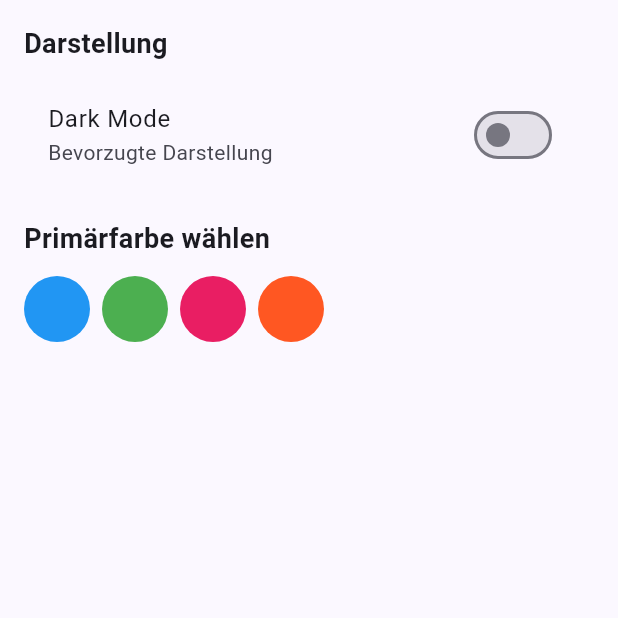
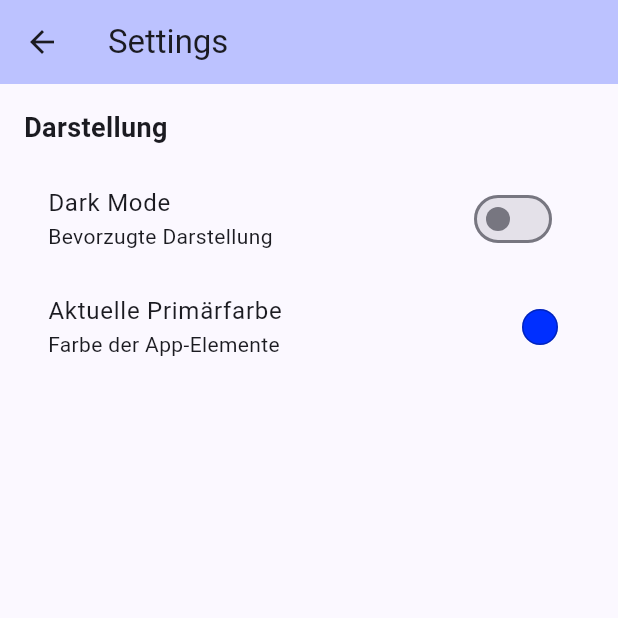
Before and after one commit to KaTo3107/green_pill, a Flutter app: the SettingsPage screen opened directly, on a phone screen of 412 x 824 dp, the top half of it. Run offline on Flutter 3.47's test engine with Material 3 defaults, Android fonts, the light colour scheme and no system bars; our stand-ins replace flutter_colorpicker, shared_preferences; accounts and stored records are empty; network calls fail.

Commit message:
Add settings page enhancements and bottom navigation setup
- Implemented a popup menu for navigation to the settings page.
- Updated the settings page layout and added color picker functionality.
- Included flutter_colorpicker dependency in pubspec.yaml and updated pubspec.lock.

```diff
--- a/lib/pages/settings.dart
+++ b/lib/pages/settings.dart
@@ -1,6 +1,7 @@
 import 'package:flutter/material.dart';
 import 'package:provider/provider.dart';
 import 'package:green_pill/models/settings_model.dart';
+import 'package:flutter_colorpicker/flutter_colorpicker.dart';
 
 class SettingsPage extends StatelessWidget {
   const SettingsPage({super.key});
@@ -9,75 +10,76 @@ class SettingsPage extends StatelessWidget {
   Widget build(BuildContext context) {
     final settings = context.watch<SettingsModel>();
 
-    return ListView(
+    return Scaffold(
+      appBar: AppBar(
+        backgroundColor: Theme.of(context).colorScheme.inversePrimary,
+        title: const Text('Settings'),
+      ),
+      body: ListView(
         padding: const EdgeInsets.all(16),
         children: [
           const Text('Darstellung', style: TextStyle(fontSize: 18, fontWeight: FontWeight.bold)),
           const SizedBox(height: 12),
 
           SwitchListTile(
-          title: const Text('Dark Mode'),
-          subtitle: const Text('Bevorzugte Darstellung'),
+            title: Text('Dark Mode', style: TextStyle(color: Theme.of(context).textTheme.labelSmall?.color)),
+            subtitle: Text('Bevorzugte Darstellung', style: TextStyle(color: Theme.of(context).textTheme.labelSmall?.color)),
             value: settings.themeMode == ThemeMode.dark,
             onChanged: (value) {
               settings.setThemeMode(value ? ThemeMode.dark : ThemeMode.light);
             },
           ),
-
-        const SizedBox(height: 20),
-        const Text('Primärfarbe wählen', style: TextStyle(fontSize: 18, fontWeight: FontWeight.bold)),
-        const SizedBox(height: 12),
-
-        Wrap(
-          spacing: 8,
-          runSpacing: 8,
-          children: [
-            _ColorChoice(
-              color: Colors.blue,
-              selected: settings.seedColor == Colors.blue,
-              onTap: () => settings.setSeedColor(Colors.blue),
+          ListTile(
+            title: Text('Aktuelle Primärfarbe', style: TextStyle(color: Theme.of(context).textTheme.labelSmall?.color)),
+            subtitle: Text('Farbe der App-Elemente', style: TextStyle(color: Theme.of(context).textTheme.labelSmall?.color)),
+            trailing: Container(
+              width: 24,
+              height: 24,
+              decoration: BoxDecoration(
+                color: settings.seedColor,
+                shape: BoxShape.circle,
+                border: Border.all(color: Colors.black26),
               ),
-            _ColorChoice(
-              color: Colors.green,
-              selected: settings.seedColor == Colors.green,
-              onTap: () => settings.setSeedColor(Colors.green),
             ),
-            _ColorChoice(
-              color: Colors.pink,
-              selected: settings.seedColor == Colors.pink,
-              onTap: () => settings.setSeedColor(Colors.pink),
+            onTap: () async {
+              Color? pickedColor = await showDialog<Color>(
+                context: context,
+                builder: (BuildContext context) {
+                  Color currentColor = settings.seedColor;  // Aktuelle Farbe als Startwert
+                  return AlertDialog(
+                    title: const Text('Farbe wählen'),
+                    content: SingleChildScrollView(
+                      child: ColorPicker(
+                        pickerColor: currentColor,
+                        onColorChanged: (color) {
+                          currentColor = color;
+                        },
+                        pickerAreaHeightPercent: 0.8,
                       ),
-            _ColorChoice(
-              color: Colors.deepOrange,
-              selected: settings.seedColor == Colors.deepOrange,
-              onTap: () => settings.setSeedColor(Colors.deepOrange),
                     ),
-          ],
+                    actions: <Widget>[
+                      TextButton(
+                        child: const Text('Abbrechen'),
+                        onPressed: () {
+                          Navigator.of(context).pop();  // Dialog schließen ohne Änderung
+                        },
+                      ),
+                      TextButton(
+                        child: const Text('Auswählen'),
+                        onPressed: () {
+                          Navigator.of(context).pop(currentColor);  // Farbe zurückgeben
+                        },
                       ),
                     ],
                   );
+                },
+              );
+              if (pickedColor != null) {
+                settings.setSeedColor(pickedColor);  // Neue Farbe setzen
               }
-}
-
-class _ColorChoice extends StatelessWidget {
-  final Color color;
-  final bool selected;
-  final VoidCallback onTap;
-
-  const _ColorChoice({
-    required this.color,
-    required this.selected,
-    required this.onTap,
-  });
-
-  @override
-  Widget build(BuildContext context) {
-    return GestureDetector(
-      onTap: onTap,
-      child: CircleAvatar(
-        backgroundColor: color,
-        radius: selected ? 26 : 22,
-        child: selected ? const Icon(Icons.check, color: Colors.white) : null,
+            },
+          ),
+        ],
       ),
     );
   }
--- a/pubspec.yaml
+++ b/pubspec.yaml
@@ -36,6 +36,7 @@ dependencies:
   cupertino_icons: ^1.0.8
   shared_preferences: ^2.5.4
   provider: ^6.1.5+1
+  flutter_colorpicker: ^1.0.3
 
 dev_dependencies:
   flutter_test:
```
Also changed, not shown: lib/main.dart (+26 -7 lines), pubspec.lock. Lines whose indentation alone changed are shown as unchanged.
